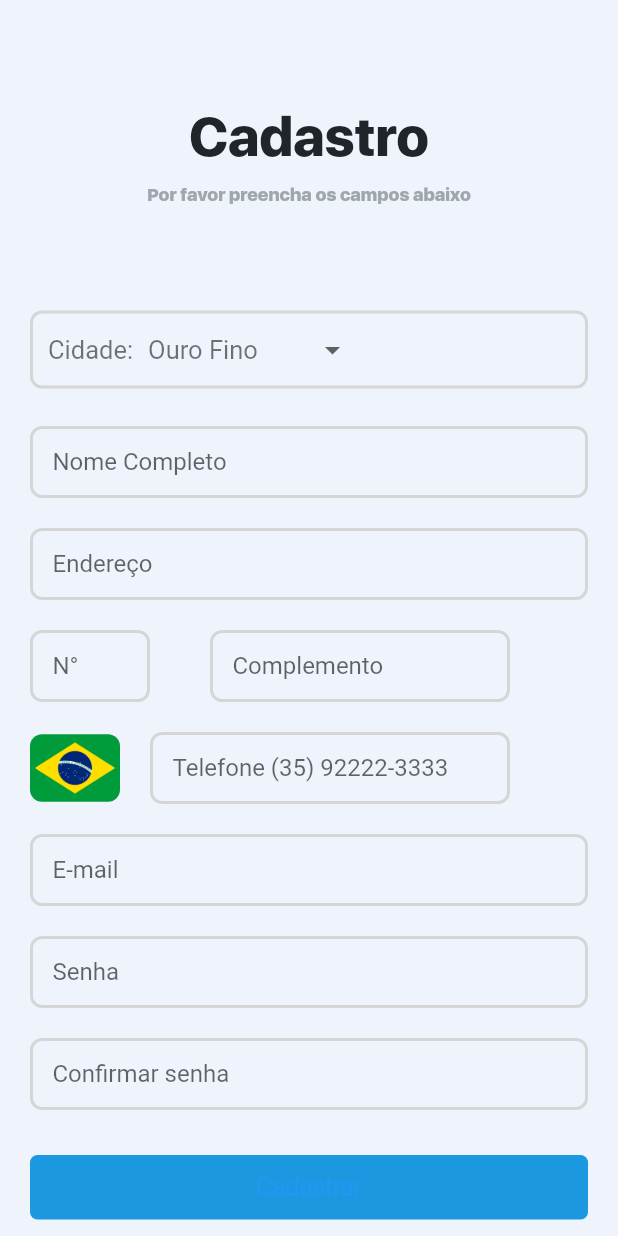
After one commit to 7cold/superbaleia, a Flutter app: the Cadastro screen opened directly, on a phone screen of 412 x 824 dp. The commit adds this screen. Run offline on Flutter 3.47's test engine with Material 2 defaults, Android fonts, the phone set to English and light mode, and no system bars; our stand-ins replace cached_network_image, carousel_slider, get, get_storage; accounts and stored records are empty; network calls fail; Roboto replaces fonts that are missing (ultraLight); statements that could not run were skipped; project files that could hold a hidden picture were left out.

Commit message:
cadastro

```diff
--- a/lib/data/cliente_data.dart
+++ b/lib/data/cliente_data.dart
@@ -7,26 +7,33 @@ class ClienteData {
   String clienteEnd;
   String clienteEndNum;
   String clienteObs;
+  String clienteCidade;
+  String clienteConfirmaSenha;
 
-  ClienteData(
-      {this.clienteId,
+  ClienteData({
+    this.clienteId,
     this.clienteEmail,
     this.clienteSenha,
     this.clienteNome,
     this.clienteCel,
     this.clienteEnd,
     this.clienteEndNum,
-      this.clienteObs});
+    this.clienteObs,
+    this.clienteCidade,
+    this.clienteConfirmaSenha,
+  });
 
   ClienteData.fromJson(Map<dynamic, dynamic> json) {
     clienteId = json['cliente_id'];
     clienteEmail = json['cliente_email'];
     clienteSenha = json['cliente_senha'];
+    clienteConfirmaSenha = json['cliente_confirmaSenha'];
     clienteNome = json['cliente_nome'];
     clienteCel = json['cliente_cel'];
     clienteEnd = json['cliente_end'];
     clienteEndNum = json['cliente_endNum'];
     clienteObs = json['cliente_obs'];
+    clienteCidade = json['cliente_cidade'];
   }
 
   Map<String, dynamic> toJson() {
@@ -34,11 +41,13 @@ class ClienteData {
     data['cliente_id'] = this.clienteId;
     data['cliente_email'] = this.clienteEmail;
     data['cliente_senha'] = this.clienteSenha;
+    data['cliente_ clienteConfirmaSenha'] = this.clienteConfirmaSenha;
     data['cliente_nome'] = this.clienteNome;
     data['cliente_cel'] = this.clienteCel;
     data['cliente_end'] = this.clienteEnd;
     data['cliente_endNum'] = this.clienteEndNum;
     data['cliente_obs'] = this.clienteObs;
+    data['cliente_cidade'] = this.clienteCidade;
     return data;
   }
 }
--- /dev/null
+++ b/lib/telas/cadastro.dart
@@ -0,0 +1,291 @@
+import 'package:flutter/material.dart';
+import 'package:get/get.dart';
+import 'package:superbaleia/data/cliente_data.dart';
+import 'package:superbaleia/widgets/buttons.dart';
+import 'package:superbaleia/widgets/colors.dart';
+import 'package:superbaleia/widgets/forms.dart';
+import 'package:superbaleia/widgets/texts.dart';
+import 'package:superbaleia/widgets/validators.dart';
+
+class Cadastro extends StatefulWidget {
+  @override
+  _CadastroState createState() => _CadastroState();
+}
+
+class _CadastroState extends State<Cadastro> {
+  final GlobalKey<FormState> formKey = GlobalKey<FormState>();
+  //final GlobalKey<FormState> formKey2 = GlobalKey<FormState>();
+
+  final ClienteData clienteData = ClienteData();
+
+  var _cidades = ['Ouro Fino', 'Jacutinga', 'Borda da Mata'];
+  var cidadeSelecionada = 'Ouro Fino';
+
+  _erroSenha() {
+    return showDialog(
+      context: context,
+      barrierDismissible: false, // user must tap button!
+      builder: (BuildContext context) {
+        return AlertDialog(
+          title: Text(
+            'Erro de Senha',
+            style: TextStyle(color: Colors.blue),
+          ),
+          content: SingleChildScrollView(
+            child: ListBody(
+              children: <Widget>[
+                Text('As senhas não coincidem, verifique e tente novamente.')
+              ],
+            ),
+          ),
+          actions: <Widget>[
+            TextButton(
+              child: Text('Entendi'),
+              onPressed: () {
+                Navigator.of(context).pop();
+              },
+            ),
+          ],
+        );
+      },
+    );
+  }
+
+  @override
+  Widget build(BuildContext context) {
+    return Scaffold(
+      resizeToAvoidBottomInset: false,
+      backgroundColor: Color(corBack),
+      body: SafeArea(
+          child: SingleChildScrollView(
+        physics: BouncingScrollPhysics(),
+        child: Container(
+          padding: EdgeInsets.only(top: 70),
+          child: Center(
+            child: Column(
+              children: [
+                Container(
+                  child: Column(
+                    children: [
+                      Text(
+                        "Cadastro",
+                        style: textHeavy(
+                          36,
+                          corBackDark,
+                        ),
+                      ),
+                      SizedBox(
+                        height: 10,
+                      ),
+                      Text(
+                        "Por favor preencha os campos abaixo",
+                        style: textHeavy(
+                          12,
+                          corGrey,
+                        ),
+                      ),
+                    ],
+                  ),
+                ),
+                Form(
+                  key: formKey,
+                  child: Column(
+                    children: [
+                      Padding(
+                        padding: EdgeInsets.only(
+                            left: 20, right: 20, top: 70, bottom: 15),
+                        child: Container(
+                          decoration: BoxDecoration(
+                            borderRadius: BorderRadius.all(Radius.circular(8)),
+                            border: Border.all(
+                              color: Colors.grey[350],
+                              width: 2,
+                            ),
+                          ),
+                          child: Row(
+                            children: [
+                              SizedBox(width: 10),
+                              Text(
+                                'Cidade:',
+                                style: TextStyle(
+                                  fontSize: 17,
+                                  color: Colors.black54,
+                                ),
+                              ),
+                              SizedBox(width: 10),
+                              dropDown(
+                                  cidadeSelecionada, _cidades, clienteData),
+                            ],
+                          ),
+                        ),
+                      ),
+                      BaleiaForms.textFormFieldCad(
+                        "Nome Completo",
+                        clienteData,
+                        (nome) => clienteData.clienteNome = nome,
+                        valNome,
+                        TextInputType.name,
+                        false,
+                      ),
+                      BaleiaForms.textFormFieldCad(
+                        "Endereço",
+                        clienteData,
+                        (endereco) => clienteData.clienteEnd = endereco,
+                        valEnd,
+                        TextInputType.name,
+                        false,
+                      ),
+                      Row(
+                        children: [
+                          Container(
+                            width: 120,
+                            child: BaleiaForms.textFormFieldCad(
+                              "N°",
+                              clienteData,
+                              (nume) => clienteData.clienteEndNum = nume,
+                              valNum,
+                              TextInputType.number,
+                              false,
+                            ),
+                          ),
+                          Container(
+                            width: 240,
+                            child: BaleiaForms.textFormFieldCad(
+                              "Complemento",
+                              clienteData,
+                              (comp) => clienteData.clienteObs = comp,
+                              valPadrao,
+                              TextInputType.name,
+                              false,
+                            ),
+                          )
+                        ],
+                      ),
+                      Padding(
+                        padding: EdgeInsets.only(
+                          left: 20,
+                        ),
+                        child: Row(
+                          children: [
+                            Container(
+                              height: 45,
+                              width: 60,
+                              decoration: BoxDecoration(
+                                borderRadius: BorderRadius.circular(8),
+                                image: DecorationImage(
+                                    image:
+                                        AssetImage('assets/images/brasil.png'),
+                                    fit: BoxFit.cover),
+                              ),
+                            ),
+                            Container(
+                              width: 280,
+                              child: BaleiaForms.textFormFieldCad(
+                                "Telefone (35) 92222-3333",
+                                clienteData,
+                                (telefone) => clienteData.clienteCel = telefone,
+                                valTelefone,
+                                TextInputType.number,
+                                false,
+                              ),
+                            )
+                          ],
+                        ),
+                      ),
+                      BaleiaForms.textFormFieldCad(
+                        "E-mail",
+                        clienteData,
+                        (email) => clienteData.clienteEmail = email,
+                        valEmail,
+                        TextInputType.emailAddress,
+                        false,
+                      ),
+                      BaleiaForms.textFormFieldCad(
+                        "Senha",
+                        clienteData,
+                        (senha) => clienteData.clienteSenha = senha,
+                        valSenha,
+                        TextInputType.emailAddress,
+                        true,
+                      ),
+                      BaleiaForms.textFormFieldCad(
+                        "Confirmar senha",
+                        clienteData,
+                        (confirmaSenha) =>
+                            clienteData.clienteConfirmaSenha = confirmaSenha,
+                        valConfirmSenha,
+                        TextInputType.emailAddress,
+                        true,
+                      ),
+                    ],
+                  ),
+                ),
+                SizedBox(height: 20),
+                BaleiaButtons.buttonPrimary(
+                  "Cadastrar",
+                  Get.width,
+                  43,
+                  () async {
+                    if (formKey.currentState.validate()) {
+                      formKey.currentState.save();
+                      if (clienteData.clienteSenha.toString() ==
+                          clienteData.clienteConfirmaSenha) {
+                        //TODO função enviar cadastro para o banco
+                        print(clienteData.clienteCidade);
+                        print(clienteData.clienteNome);
+                        print(clienteData.clienteEnd);
+                        print(clienteData.clienteEndNum);
+                        print(clienteData.clienteObs);
+                        print(clienteData.clienteCel);
+                        print(clienteData.clienteEmail);
+                        print(clienteData.clienteSenha);
+                      } else {
+                        _erroSenha();
+                      }
+                    } else {
+                      print('erro');
+                    }
+                  },
+                ),
+                SizedBox(height: 50),
+              ],
+            ),
+          ),
+        ),
+      )),
+    );
+  }
+
+  DropdownButtonHideUnderline dropDown(String cidadeSelecionada,
+      List<String> _cidades, ClienteData clienteData) {
+    return DropdownButtonHideUnderline(
+      child: FormField<String>(
+        builder: (FormFieldState<String> state) {
+          return Expanded(
+            child: DropdownButton(
+              dropdownColor: Color(corBack),
+              style: TextStyle(
+                fontSize: 17,
+                color: Colors.black54,
+              ),
+              value: cidadeSelecionada,
+              items: _cidades.map((String dropDrownStringItem) {
+                return DropdownMenuItem<String>(
+                  value: dropDrownStringItem,
+                  child: Text(dropDrownStringItem),
+                );
+              }).toList(),
+              onChanged: (String novaCidade) {
+                cidadeSelecionada = novaCidade;
+                setState(() {
+                  this.cidadeSelecionada = novaCidade;
+                });
+              },
+            ),
+          );
+        },
+        onSaved: (cidade) => clienteData.clienteCidade = cidadeSelecionada,
+      ),
+    );
+  }
+}
--- a/lib/telas/login.dart
+++ b/lib/telas/login.dart
@@ -17,6 +17,7 @@ class LoginUi extends StatelessWidget {
   Widget build(BuildContext context) {
     return Scaffold(
       resizeToAvoidBottomInset: false,
+      backgroundColor: Color(corBack),
       body: Obx(
         () => c.carregando.value == true
             ? BaleiaExtras.widgetLoading
--- a/lib/widgets/forms.dart
+++ b/lib/widgets/forms.dart
@@ -133,4 +133,39 @@ class BaleiaForms {
           ),
         ),
       );
+
+  static textFormFieldCad(
+          String hint, user, campo, valid, teclado, obscureText) =>
+      Padding(
+        padding: EdgeInsets.only(left: 20, right: 20, top: 10, bottom: 10),
+        child: TextFormField(
+          keyboardType: teclado,
+          obscureText: obscureText,
+          decoration: InputDecoration(
+            labelText: hint,
+            fillColor: Colors.blue,
+            hintStyle: textRegular(15, corGrey),
+            contentPadding: EdgeInsets.only(
+              left: 15,
+            ),
+            border: OutlineInputBorder(),
+            enabledBorder: OutlineInputBorder(
+              borderRadius: BorderRadius.circular(8),
+              borderSide: BorderSide(
+                color: Colors.grey[350],
+                width: 2,
+              ),
+            ),
+            focusedBorder: OutlineInputBorder(
+              borderRadius: BorderRadius.circular(8),
+              borderSide: BorderSide(
+                color: Colors.grey[300],
+                width: 2,
+              ),
+            ),
+          ),
+          validator: valid,
+          onSaved: campo,
+        ),
+      );
 }
--- /dev/null
+++ b/lib/widgets/validators.dart
@@ -0,0 +1,65 @@
+//------------ Validators ------------------------
+
+String valNome(nome) {
+  if (nome.isEmpty) {
+    return 'Campo Obrigatório';
+  } else if (nome.trim().split(' ').length <= 1) {
+    return 'Preencha nome completo';
+  } else {
+    return null;
+  }
+}
+
+String valEnd(endereco) {
+  if (endereco.isEmpty) {
+    return 'Campo Obrigatório';
+  } else if (endereco.trim().split(' ').length <= 1) {
+    return 'Preencha o endereço completo';
+  } else {
+    return null;
+  }
+}
+
+String valNum(nume) {
+  if (nume.isEmpty) {
+    return 'Campo Obrigatório';
+  } else {
+    return null;
+  }
+}
+
+String valPadrao(comp) {
+  return null;
+}
+
+String valTelefone(telefone) {
+  if (telefone.isEmpty) {
+    return 'Campo Obrigatório';
+  } else if (telefone.length != 11) {
+    return 'Telefone inválido';
+  } else {
+    return null;
+  }
+}
+
+bool emailValidacao(String email) {
+  RegExp regex = RegExp(
+      r"^(([^<>()[\]\\.,;:\s@\']+(\.[^<>()[\]\\.,;:\s@\']+)*)|(\'.+\'))@((\[[0-9]{1,3}\.[0-9]{1,3}\.[0-9]{ 1,3}\.[0-9]{1,3}\])|(([a-zA-Z\-0-9]+\.)+[A-zA-Z]{2,}))$");
+  return regex.hasMatch(email);
+}
+
+String valEmail(email) {
+  if (!emailValidacao(email)) return 'E-mail inválido';
+  return null;
+}
+
+String valSenha(senha) {
+  if (senha.isEmpty || senha.length < 6) return 'Senha de no mínimo 6 dígitos';
+  return null;
+}
+
+String valConfirmSenha(confirmaSenha) {
+  if (confirmaSenha.isEmpty || confirmaSenha.length < 6)
+    return 'Senha de no mínimo 6 dígitos';
+  return null;
+}
```
Also changed, not shown: assets/images/brasil.png (added). Lines whose indentation alone changed are shown as unchanged.
